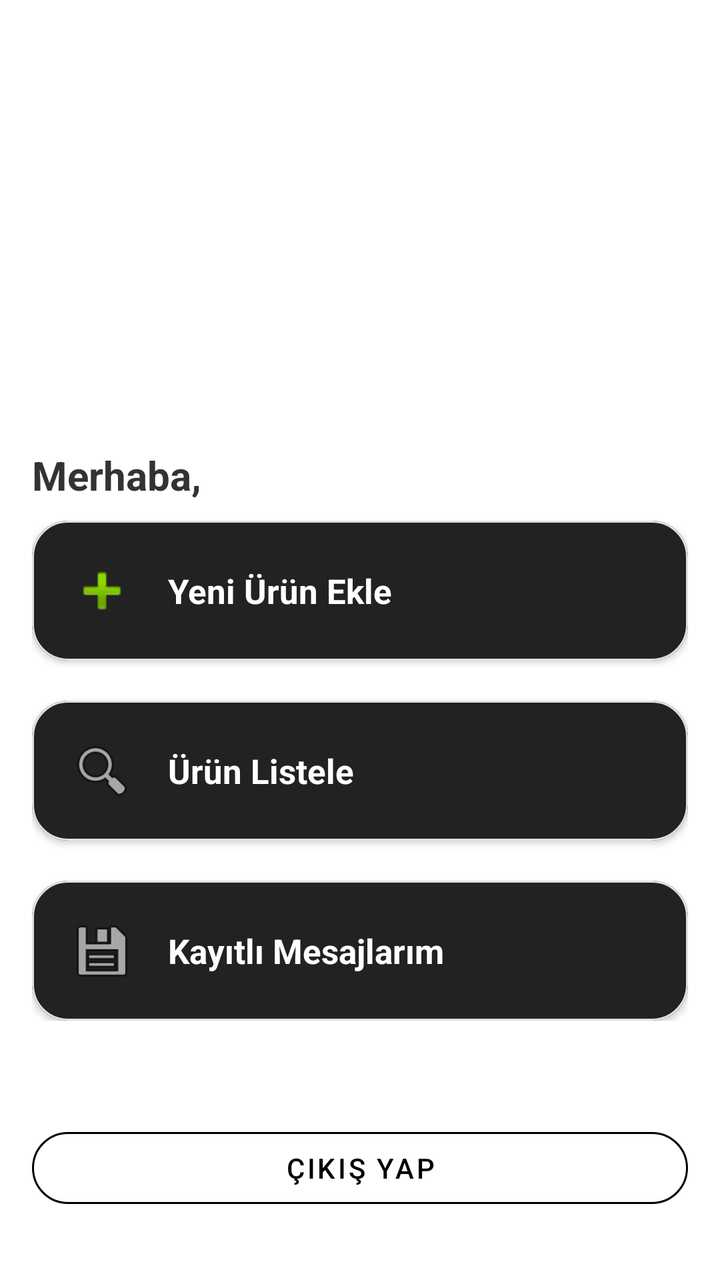
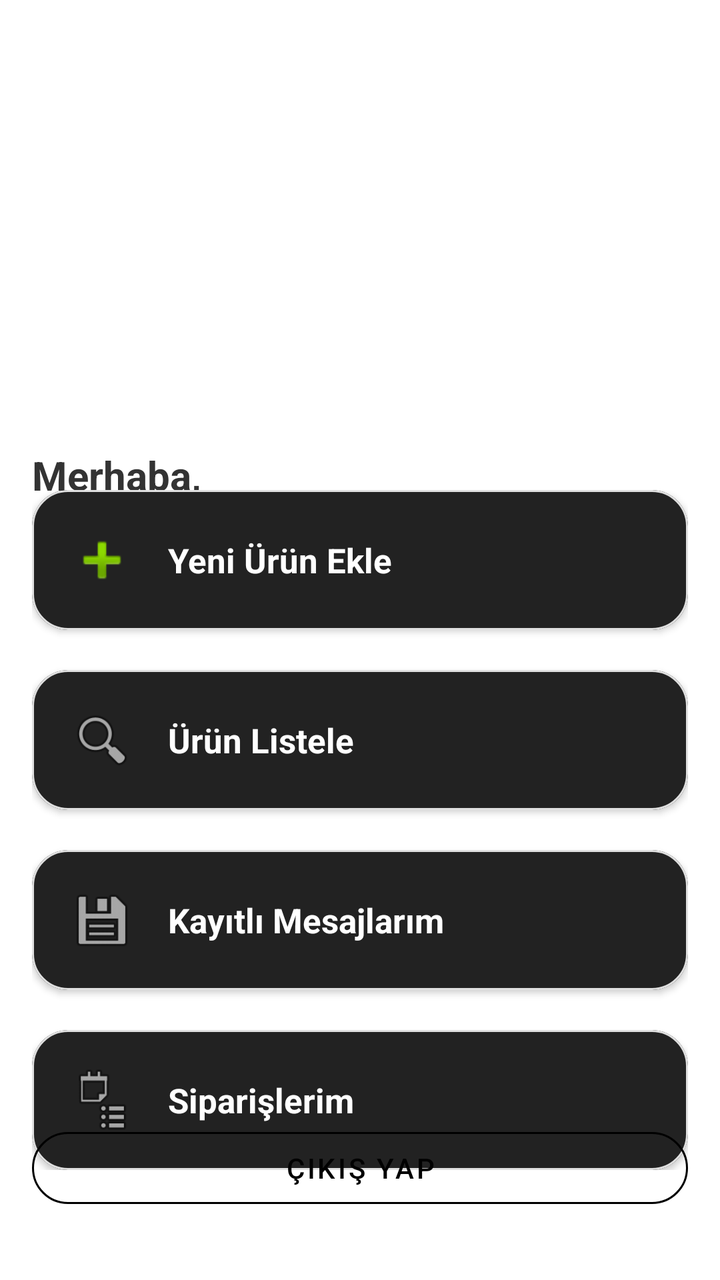

Compare the two renders of this Android layout. The source of the first and the diff that turns it into the second are given below.
<!-- AndroidManifest.xml: application theme Theme.MaterialComponents.NoActionBar -->
<!-- res/layout/activity_home.xml -->
<?xml version="1.0" encoding="utf-8"?>
<androidx.constraintlayout.widget.ConstraintLayout
    xmlns:android="http://schemas.android.com/apk/res/android"
    xmlns:app="http://schemas.android.com/apk/res-auto"
    xmlns:tools="http://schemas.android.com/tools"
    android:id="@+id/layoutHome"
    android:layout_width="match_parent"
    android:layout_height="match_parent"
    android:background="@android:color/white"
    android:padding="16dp">

    
    <ImageView
        android:id="@+id/imgAppLogo"
        android:layout_width="80dp"
        android:layout_height="80dp"
        android:layout_marginTop="24dp"
        android:contentDescription="@string/app_name"
        app:layout_constraintEnd_toEndOf="parent"
        app:layout_constraintStart_toStartOf="parent"
        app:layout_constraintTop_toTopOf="parent"
        android:src="@mipmap/ic_launcher" />

    

    

    <TextView
        android:id="@+id/txtWelcomeMessage"
        android:layout_width="205dp"
        android:layout_height="26dp"
        android:layout_marginTop="104dp"
        android:gravity="left"
        android:text="@string/home_info_user_welcome_messsage"
        android:textColor="#333333"
        android:textSize="20sp"
        android:textStyle="bold"
        app:layout_constraintEnd_toEndOf="parent"
        app:layout_constraintHorizontal_bias="0.0"
        app:layout_constraintStart_toStartOf="parent"
        app:layout_constraintTop_toBottomOf="@id/imgAppLogo" />

    <LinearLayout
        android:id="@+id/layoutButtons"
        android:layout_width="0dp"
        android:layout_height="wrap_content"
        android:gravity="center_horizontal"
        android:orientation="vertical"
        app:layout_constraintBottom_toTopOf="@id/btnLogout"
        app:layout_constraintEnd_toEndOf="parent"
        app:layout_constraintHorizontal_bias="0.0"
        app:layout_constraintStart_toStartOf="parent"
        app:layout_constraintTop_toBottomOf="@id/txtWelcomeMessage"
        app:layout_constraintVertical_bias="0.172">

        
        <com.google.android.material.card.MaterialCardView
            android:id="@+id/btnNewOrder"
            android:layout_width="match_parent"
            android:layout_height="wrap_content"
            app:cardCornerRadius="18dp"
            app:cardElevation="2dp"
            app:strokeColor="#E0E0E0"
            app:strokeWidth="1dp">

            <LinearLayout
                android:layout_width="match_parent"
                android:layout_height="wrap_content"
                android:gravity="center_vertical"
                android:orientation="horizontal"
                android:padding="18dp">

                <ImageView
                    android:layout_width="34dp"
                    android:layout_height="34dp"
                    android:contentDescription="@string/home_button_new_order"
                    android:src="@android:drawable/ic_input_add" />

                <TextView
                    android:layout_width="0dp"
                    android:layout_height="wrap_content"
                    android:layout_marginStart="16dp"
                    android:layout_weight="1"
                    android:text="@string/home_button_new_order"
                    android:textColor="#FFFFFF"
                    android:textSize="17sp"
                    android:textStyle="bold" />
            </LinearLayout>
        </com.google.android.material.card.MaterialCardView>

        
        <com.google.android.material.card.MaterialCardView
            android:id="@+id/btnListOrders"
            android:layout_width="match_parent"
            android:layout_height="wrap_content"
            android:layout_marginTop="20dp"
            app:cardCornerRadius="18dp"
            app:cardElevation="2dp"
            app:strokeColor="#E0E0E0"
            app:strokeWidth="1dp">

            <LinearLayout
                android:layout_width="match_parent"
                android:layout_height="wrap_content"
                android:gravity="center_vertical"
                android:orientation="horizontal"
                android:padding="18dp">

                <ImageView
                    android:layout_width="34dp"
                    android:layout_height="34dp"
                    android:contentDescription="@string/home_button_list_orders"
                    android:src="@android:drawable/ic_menu_search" />

                <TextView
                    android:layout_width="0dp"
                    android:layout_height="wrap_content"
                    android:layout_marginStart="16dp"
                    android:layout_weight="1"
                    android:text="@string/home_button_list_orders"
                    android:textColor="#FFFFFF"
                    android:textSize="17sp"
                    android:textStyle="bold" />
            </LinearLayout>
        </com.google.android.material.card.MaterialCardView>

        
        <com.google.android.material.card.MaterialCardView
            android:id="@+id/btnMessageTemplates"
            android:layout_width="match_parent"
            android:layout_height="wrap_content"
            android:layout_marginTop="20dp"
            app:cardCornerRadius="18dp"
            app:cardElevation="2dp"
            app:strokeColor="#E0E0E0"
            app:strokeWidth="1dp">

            <LinearLayout
                android:layout_width="match_parent"
                android:layout_height="wrap_content"
                android:gravity="center_vertical"
                android:orientation="horizontal"
                android:padding="18dp">

                <ImageView
                    android:layout_width="34dp"
                    android:layout_height="34dp"
                    android:contentDescription="@string/home_button_message_templates"
                    android:src="@android:drawable/ic_menu_save" />

                <TextView
                    android:layout_width="0dp"
                    android:layout_height="wrap_content"
                    android:layout_marginStart="16dp"
                    android:layout_weight="1"
                    android:text="@string/home_button_message_templates"
                    android:textColor="#FFFFFF"
                    android:textSize="17sp"
                    android:textStyle="bold" />
            </LinearLayout>
        </com.google.android.material.card.MaterialCardView>
    </LinearLayout>

    
    <com.google.android.material.button.MaterialButton
        android:id="@+id/btnLogout"
        style="@style/Widget.MaterialComponents.Button.OutlinedButton"
        android:layout_width="0dp"
        android:layout_height="wrap_content"
        android:layout_marginBottom="16dp"
        android:text="@string/button_logout"
        android:textColor="#000000"
        app:cornerRadius="24dp"
        app:layout_constraintBottom_toBottomOf="parent"
        app:layout_constraintEnd_toEndOf="parent"
        app:layout_constraintStart_toStartOf="parent"
        app:strokeColor="#000000" />

</androidx.constraintlayout.widget.ConstraintLayout>
<!-- resources referenced by this layout -->
<resources>
  <!-- mipmap ic_launcher (mipmap-anydpi-v26) -->
  <?xml version="1.0" encoding="utf-8"?>
  <adaptive-icon xmlns:android="http://schemas.android.com/apk/res/android">
      <background android:drawable="@drawable/ic_launcher_background"/>
      <foreground android:drawable="@mipmap/ic_launcher_foreground"/>
  </adaptive-icon>
  <string name="app_name">EsnApp</string>
  <string name="button_logout">Çıkış Yap</string>
  <string name="home_button_list_orders">Ürün Listele</string>
  <string name="home_button_message_templates">Kayıtlı Mesajlarım</string>
  <string name="home_button_new_order">Yeni Ürün Ekle</string>
  <string name="home_info_user_welcome_messsage">Merhaba,</string>
  <!-- drawable ic_launcher_background: vector/xml drawable (drawable, 4866 chars, omitted) -->
</resources>

<!-- the commit's change to res/layout/activity_home.xml (unified diff, before → after) -->
@@ -159,6 +159,43 @@
                     android:textStyle="bold" />
             </LinearLayout>
         </com.google.android.material.card.MaterialCardView>
+
+        
+        <com.google.android.material.card.MaterialCardView
+            android:id="@+id/btnMyOrders"
+            android:layout_width="match_parent"
+            android:layout_height="wrap_content"
+            android:layout_marginTop="20dp"
+            app:cardCornerRadius="18dp"
+            app:cardElevation="2dp"
+            app:strokeColor="#E0E0E0"
+            app:strokeWidth="1dp">
+
+            <LinearLayout
+                android:layout_width="match_parent"
+                android:layout_height="wrap_content"
+                android:gravity="center_vertical"
+                android:orientation="horizontal"
+                android:padding="18dp">
+
+                <ImageView
+                    android:layout_width="34dp"
+                    android:layout_height="34dp"
+                    android:contentDescription="Siparişlerim"
+                    android:src="@android:drawable/ic_menu_agenda" />
+
+                <TextView
+                    android:layout_width="0dp"
+                    android:layout_height="wrap_content"
+                    android:layout_marginStart="16dp"
+                    android:layout_weight="1"
+                    android:text="Siparişlerim"
+                    android:textColor="#FFFFFF"
+                    android:textSize="17sp"
+                    android:textStyle="bold" />
+            </LinearLayout>
+        </com.google.android.material.card.MaterialCardView>
+
     </LinearLayout>
 
     
